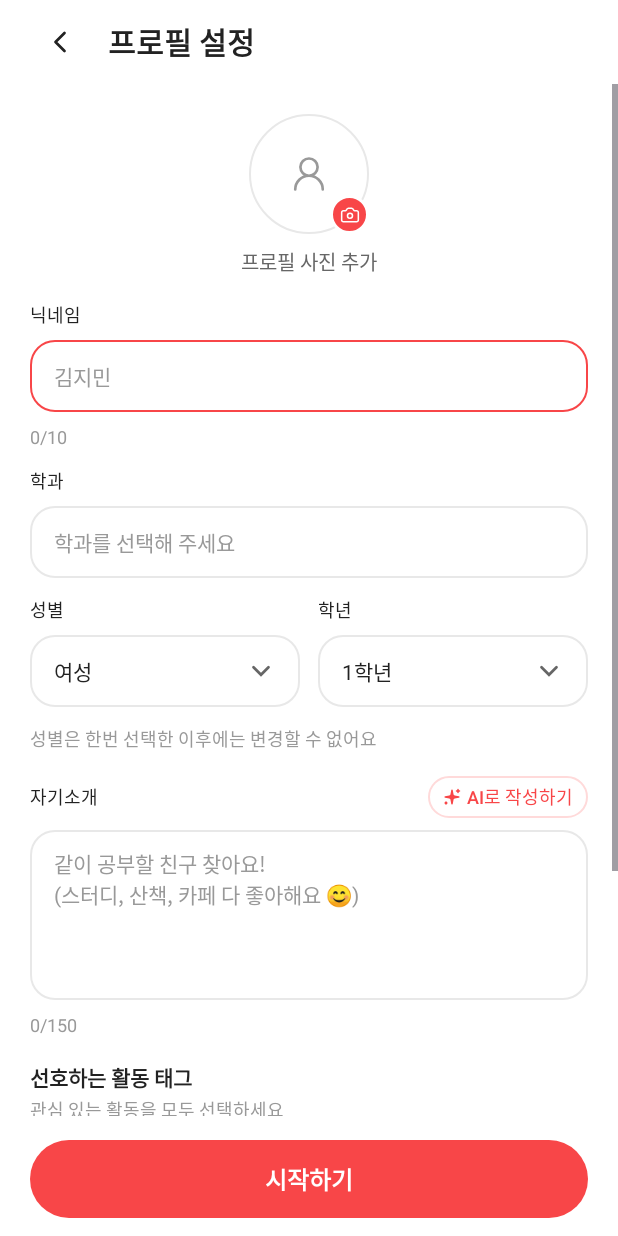
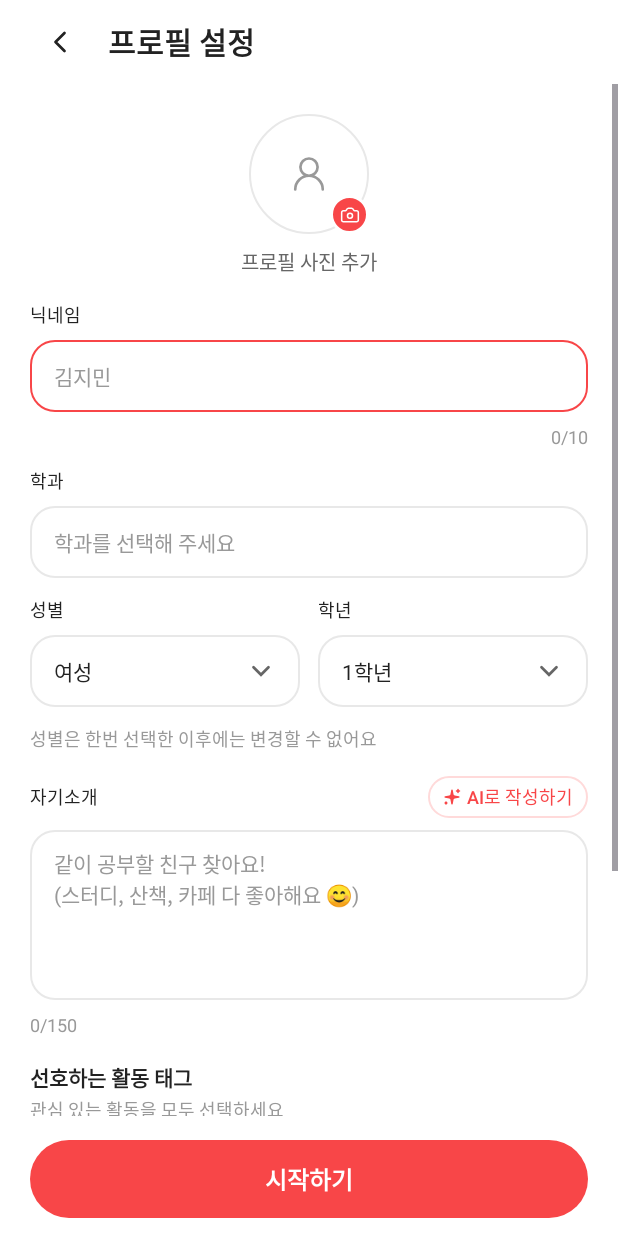
Before and after one commit to MobileProgrammingTeam4/BINTIME, an Android app: the ProfileSetupActivity screen opened directly, with no data from a screen before it, on a phone screen of 412 x 824 dp. Run offline under Robolectric (Android 15) with nearby library versions, the phone set to English and light mode, and no system bars.

Commit message:
fix/프로필 설정 닉네임 오류 문구와 글자 수 위치 정렬
Refs #4

```diff
--- a/app/src/main/res/layout/activity_profile_setup.xml
+++ b/app/src/main/res/layout/activity_profile_setup.xml
@@ -118,16 +118,24 @@
                 android:hint="@string/profile_nickname_hint"
                 android:maxLength="10" />
 
-            <TextView
-                android:id="@+id/tvNicknameCount"
-                style="@style/Widget.BinTime.ProfileCaption"
-                android:layout_marginTop="8dp"
-                android:text="0/10" />
+            <FrameLayout
+                android:layout_width="match_parent"
+                android:layout_height="wrap_content"
+                android:layout_marginTop="8dp">
 
-            <TextView
-                android:id="@+id/tvNicknameError"
-                style="@style/Widget.BinTime.ProfileError"
-                android:text="@string/profile_error_nickname_required" />
+                <TextView
+                    android:id="@+id/tvNicknameError"
+                    style="@style/Widget.BinTime.ProfileError"
+                    android:layout_gravity="start|center_vertical"
+                    android:layout_marginTop="0dp"
+                    android:text="@string/profile_error_nickname_required" />
+
+                <TextView
+                    android:id="@+id/tvNicknameCount"
+                    style="@style/Widget.BinTime.ProfileCaption"
+                    android:layout_gravity="end|center_vertical"
+                    android:text="0/10" />
+            </FrameLayout>
 
             <!-- 학과 -->
             <TextView
```
